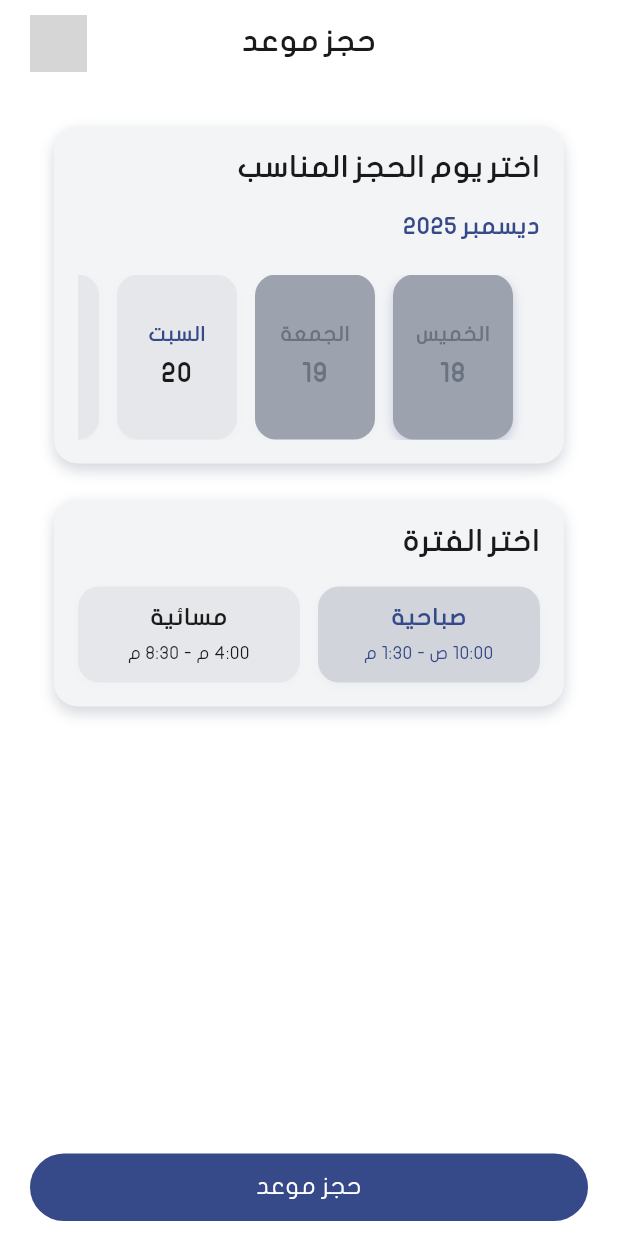
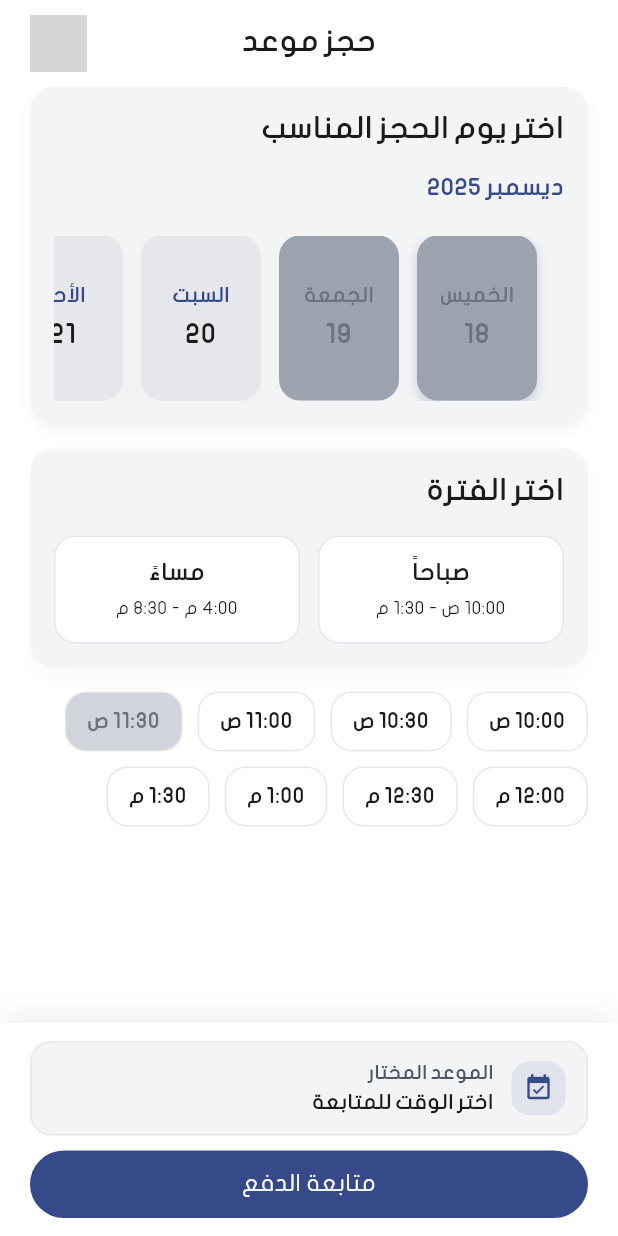
Before and after one commit to odaibishr/doctor_booking_system_with_ai, a Flutter app: the AppointmentView screen opened by its route, on a phone screen of 412 x 824 dp. Run offline on Flutter 3.47's test engine with Material 3 defaults, Android fonts, the phone set to English and light mode, and no system bars; drawn by our look-alikes of toastification; our stand-ins replace bloc, cached_network_image, carousel_slider, dartz, date_field, dio and 10 more; missing offline and left inert: data_connection_checker_tv, social_auth_buttons, svg_flutter; accounts and stored records are empty; project files that could hold a hidden picture were left out; grey boxes are pictures that could not be loaded.

Commit message:
Update UI for appointment feature

```diff
--- a/lib/features/appointment/presentation/appointment_view.dart
+++ b/lib/features/appointment/presentation/appointment_view.dart
@@ -1,23 +1,134 @@
+import 'package:doctor_booking_system_with_ai/core/notifications/notification_extensions.dart';
+import 'package:doctor_booking_system_with_ai/core/styles/app_colors.dart';
+import 'package:doctor_booking_system_with_ai/core/styles/font_styles.dart';
 import 'package:doctor_booking_system_with_ai/core/utils/app_router.dart';
 import 'package:doctor_booking_system_with_ai/core/widgets/main_button.dart';
 import 'package:doctor_booking_system_with_ai/features/appointment/presentation/widgets/appointment_view_body.dart';
 import 'package:flutter/material.dart';
 import 'package:go_router/go_router.dart';
+import 'package:intl/intl.dart';
 
-class AppointmentView extends StatelessWidget {
+class AppointmentView extends StatefulWidget {
   const AppointmentView({super.key});
+
+  @override
+  State<AppointmentView> createState() => _AppointmentViewState();
+}
+
+class _AppointmentViewState extends State<AppointmentView> {
+  DateTime _selectedDate = DateTime.now();
+  String? _selectedTime;
+
+  void _onDateSelected(DateTime date) {
+    setState(() => _selectedDate = date);
+  }
+
+  void _onTimeSelected(String time) {
+    setState(() => _selectedTime = time);
+  }
+
+  String _formatSelection() {
+    final date = DateFormat.yMMMMEEEEd('ar').format(_selectedDate);
+    final time = _selectedTime ?? '';
+    if (time.isEmpty) return date;
+    return '$date • $time';
+  }
 
   @override
   Widget build(BuildContext context) {
     return Scaffold(
-      body: SafeArea(child: AppointmentViewBody()),
+      body: SafeArea(
+        child: AppointmentViewBody(
+          onDateSelected: _onDateSelected,
+          onTimeSelected: _onTimeSelected,
+        ),
+      ),
       bottomNavigationBar: Container(
-        padding: const EdgeInsets.symmetric(horizontal: 20, vertical: 10),
-        child: MainButton(
-          text: 'حجز موعد',
-          onTap: () {
-            GoRouter.of(context).push(AppRouter.paymentViewRoute);
-          },
+        decoration: BoxDecoration(
+          color: AppColors.white,
+          boxShadow: [
+            BoxShadow(
+              color: Colors.black.withValues(alpha: 0.06),
+              blurRadius: 14,
+              offset: const Offset(0, -6),
+            ),
+          ],
+        ),
+        padding: const EdgeInsets.fromLTRB(20, 12, 20, 12),
+        child: SafeArea(
+          top: false,
+          child: Column(
+            mainAxisSize: MainAxisSize.min,
+            crossAxisAlignment: CrossAxisAlignment.stretch,
+            children: [
+              Container(
+                padding: const EdgeInsets.symmetric(
+                  horizontal: 14,
+                  vertical: 12,
+                ),
+                decoration: BoxDecoration(
+                  color: AppColors.gray100,
+                  borderRadius: BorderRadius.circular(14),
+                  border: Border.all(color: AppColors.gray200),
+                ),
+                child: Row(
+                  children: [
+                    Container(
+                      width: 36,
+                      height: 36,
+                      decoration: BoxDecoration(
+                        color: AppColors.primary.withValues(alpha: 0.1),
+                        borderRadius: BorderRadius.circular(12),
+                      ),
+                      child: const Icon(
+                        Icons.event_available,
+                        color: AppColors.primary,
+                        size: 20,
+                      ),
+                    ),
+                    const SizedBox(width: 12),
+                    Expanded(
+                      child: Column(
+                        crossAxisAlignment: CrossAxisAlignment.start,
+                        children: [
+                          Text(
+                            'الموعد المختار',
+                            style: FontStyles.body1.copyWith(
+                              color: AppColors.gray600,
+                              fontWeight: FontWeight.w600,
+                            ),
+                          ),
+                          const SizedBox(height: 2),
+                          Text(
+                            (_selectedTime ?? '').isEmpty
+                                ? 'اختر الوقت للمتابعة'
+                                : _formatSelection(),
+                            style: FontStyles.subTitle3.copyWith(
+                              color: AppColors.black,
+                              fontWeight: FontWeight.bold,
+                            ),
+                            maxLines: 2,
+                            overflow: TextOverflow.ellipsis,
+                          ),
+                        ],
+                      ),
+                    ),
+                  ],
+                ),
+              ),
+              const SizedBox(height: 10),
+              MainButton(
+                text: 'متابعة الدفع',
+                onTap: () {
+                  if ((_selectedTime ?? '').isEmpty) {
+                    context.showErrorToast('يرجى اختيار وقت مناسب أولاً');
+                    return;
+                  }
+                  GoRouter.of(context).push(AppRouter.paymentViewRoute);
+                },
+              ),
+            ],
+          ),
         ),
       ),
     );
--- a/lib/features/appointment/presentation/widgets/appointment_view_body.dart
+++ b/lib/features/appointment/presentation/widgets/appointment_view_body.dart
@@ -3,24 +3,42 @@ import 'package:doctor_booking_system_with_ai/features/appointment/presentation/
 import 'package:flutter/material.dart';
 
 class AppointmentViewBody extends StatelessWidget {
-  const AppointmentViewBody({super.key});
+  const AppointmentViewBody({
+    super.key,
+    required this.onDateSelected,
+    required this.onTimeSelected,
+  });
+
+  final ValueChanged<DateTime> onDateSelected;
+  final ValueChanged<String> onTimeSelected;
 
   @override
   Widget build(BuildContext context) {
-    return Padding(
+    return CustomScrollView(
+      physics: const BouncingScrollPhysics(),
+      slivers: [
+        SliverToBoxAdapter(
+          child: Padding(
             padding: const EdgeInsets.symmetric(horizontal: 20, vertical: 10),
-      child: Column(
-        children: [
-          CustomAppBar(
+            child: CustomAppBar(
               title: 'حجز موعد',
               isBackButtonVisible: true,
               isUserImageVisible: false,
               isHeartIconVisible: false,
             ),
-          const SizedBox(height: 20),
-          const DataBooking(),
+          ),
+        ),
+        SliverToBoxAdapter(
+          child: Padding(
+            padding: const EdgeInsets.symmetric(horizontal: 20),
+            child: DataBooking(
+              onDateSelected: onDateSelected,
+              onTimeSelected: onTimeSelected,
+            ),
+          ),
+        ),
+        const SliverToBoxAdapter(child: SizedBox(height: 20)),
       ],
-      ),
     );
   }
 }
--- a/lib/features/appointment/presentation/widgets/data_booking.dart
+++ b/lib/features/appointment/presentation/widgets/data_booking.dart
@@ -1,11 +1,13 @@
 import 'package:flutter/material.dart';
 import 'date_picker_card.dart';
 import 'time_period_selector.dart';
+import 'time_slot_selector.dart';
 
 class DataBooking extends StatefulWidget {
   final void Function(DateTime date)? onDateSelected;
+  final void Function(String time)? onTimeSelected;
 
-  const DataBooking({super.key, this.onDateSelected});
+  const DataBooking({super.key, this.onDateSelected, this.onTimeSelected});
 
   @override
   State<DataBooking> createState() => _DataBookingState();
@@ -13,29 +15,74 @@ class DataBooking extends StatefulWidget {
 
 class _DataBookingState extends State<DataBooking> {
   DateTime _selectedDate = DateTime.now();
+  String? _selectedPeriodKey;
+  String? _selectedTimeSlot;
 
   void _handleDateSelected(DateTime date) {
     setState(() => _selectedDate = date);
     widget.onDateSelected?.call(date);
   }
 
+  void _handlePeriodSelected(String periodKey) {
+    setState(() {
+      _selectedPeriodKey = periodKey;
+      _selectedTimeSlot = null;
+    });
+  }
+
+  void _handleTimeSelected(String timeSlot) {
+    setState(() => _selectedTimeSlot = timeSlot);
+    widget.onTimeSelected?.call(timeSlot);
+  }
+
+  List<String> _timeSlotsForPeriod(String? periodKey) {
+    if (periodKey == 'evening') {
+      return const [
+        '4:00 م',
+        '4:30 م',
+        '5:00 م',
+        '5:30 م',
+        '6:00 م',
+        '6:30 م',
+        '7:00 م',
+        '7:30 م',
+        '8:00 م',
+      ];
+    }
+    return const [
+      '10:00 ص',
+      '10:30 ص',
+      '11:00 ص',
+      '11:30 ص',
+      '12:00 م',
+      '12:30 م',
+      '1:00 م',
+      '1:30 م',
+    ];
+  }
+
   @override
   Widget build(BuildContext context) {
-    return SingleChildScrollView(
-      child: Padding(
-        padding: const EdgeInsets.all(16),
-        child: Column(
+    return Column(
       crossAxisAlignment: CrossAxisAlignment.stretch,
       children: [
         DatePickerCard(
           selectedDate: _selectedDate,
           onDateSelected: _handleDateSelected,
         ),
-            const SizedBox(height: 24),
-            const TimePeriodSelector(),
+        const SizedBox(height: 16),
+        TimePeriodSelector(
+          selectedPeriodKey: _selectedPeriodKey,
+          onPeriodSelected: _handlePeriodSelected,
+        ),
+        const SizedBox(height: 16),
+        TimeSlotSelector(
+          slots: _timeSlotsForPeriod(_selectedPeriodKey),
+          selectedSlot: _selectedTimeSlot,
+          onSelected: _handleTimeSelected,
+          disabledSlots: const {'11:30 ص', '6:30 م'},
+        ),
       ],
-        ),
-      ),
     );
   }
 }
--- a/lib/features/appointment/presentation/widgets/date_picker_card.dart
+++ b/lib/features/appointment/presentation/widgets/date_picker_card.dart
@@ -45,7 +45,7 @@ class _DatePickerCardState extends State<DatePickerCard> {
         borderRadius: BorderRadius.circular(16),
         boxShadow: [
           BoxShadow(
-            color: AppColors.gray300.withValues(alpha: 255),
+            color: AppColors.gray300.withValues(alpha: 0.25),
             blurRadius: 8,
             offset: const Offset(0, 4),
           ),
--- a/lib/features/appointment/presentation/widgets/day_item.dart
+++ b/lib/features/appointment/presentation/widgets/day_item.dart
@@ -38,8 +38,8 @@ class DayItem extends StatelessWidget {
                   SnackBar(
                     content: Text(
                       isWeekendDisabled
-                        ? 'لا يمكن الحجز يوم الخميس أو الجمعة'
-                        : 'هذا اليوم غير متاح للحجز',
+                          ? 'عذراً، لا يمكن الحجز في عطلة نهاية الأسبوع'
+                          : 'عذراً، هذا اليوم غير متاح للحجز',
                       textAlign: TextAlign.center,
                     ),
                     duration: const Duration(milliseconds: 900),
@@ -56,8 +56,6 @@ class DayItem extends StatelessWidget {
                 ? AppColors.gray400
                 : isSelected
                     ? AppColors.primary
-                : isToday
-                ? AppColors.gray200
                     : AppColors.gray200,
             borderRadius: BorderRadius.circular(14),
             border: isToday && !isSelected
--- a/lib/features/appointment/presentation/widgets/time_period_selector.dart
+++ b/lib/features/appointment/presentation/widgets/time_period_selector.dart
@@ -2,24 +2,15 @@ import 'package:doctor_booking_system_with_ai/core/styles/app_colors.dart';
 import 'package:doctor_booking_system_with_ai/core/styles/font_styles.dart';
 import 'package:flutter/material.dart';
 
-class TimePeriodSelector extends StatefulWidget {
-  final ValueChanged<String>? onPeriodSelected;
+class TimePeriodSelector extends StatelessWidget {
+  const TimePeriodSelector({
+    super.key,
+    required this.selectedPeriodKey,
+    required this.onPeriodSelected,
+  });
 
-  const TimePeriodSelector({super.key, this.onPeriodSelected});
-
-  @override
-  State<TimePeriodSelector> createState() => _TimePeriodSelectorState();
-}
-
-class _TimePeriodSelectorState extends State<TimePeriodSelector> {
-  String _selectedPeriod = '';
-
-  void _selectPeriod(String period) {
-    setState(() {
-      _selectedPeriod = period;
-    });
-    widget.onPeriodSelected?.call(period);
-  }
+  final String? selectedPeriodKey;
+  final ValueChanged<String> onPeriodSelected;
 
   @override
   Widget build(BuildContext context) {
@@ -30,9 +21,9 @@ class _TimePeriodSelectorState extends State<TimePeriodSelector> {
         borderRadius: BorderRadius.circular(16),
         boxShadow: [
           BoxShadow(
-            color: AppColors.gray300.withValues(alpha: 255),
-            blurRadius: 8,
-            offset: const Offset(0, 4),
+            color: AppColors.gray300.withValues(alpha: 0.15),
+            blurRadius: 10,
+            offset: const Offset(0, 6),
           ),
         ],
       ),
@@ -51,15 +42,15 @@ class _TimePeriodSelectorState extends State<TimePeriodSelector> {
           Row(
             children: [
               _periodCard(
-                title: 'صباحية',
+                title: 'صباحاً',
                 timeRange: '10:00 ص - 1:30 م',
-                periodKey: 'صباحية',
+                periodKey: 'morning',
               ),
               const SizedBox(width: 12),
               _periodCard(
-                title: 'مسائية',
+                title: 'مساءً',
                 timeRange: '4:00 م - 8:30 م',
-                periodKey: 'مسائية',
+                periodKey: 'evening',
               ),
             ],
           ),
@@ -73,29 +64,30 @@ class _TimePeriodSelectorState extends State<TimePeriodSelector> {
     required String timeRange,
     required String periodKey,
   }) {
-    final isSelected = _selectedPeriod == periodKey;
-    final bgColor = isSelected
-        ? AppColors.primary
-        : (periodKey == 'صباحية' ? AppColors.gray300 : AppColors.gray200);
-    final textColor = isSelected
-        ? AppColors.white
-        : (periodKey == 'صباحية' ? AppColors.primary : AppColors.black);
+    final isSelected = selectedPeriodKey == periodKey;
+    final bgColor = isSelected ? AppColors.primary : AppColors.white;
+    final textColor = isSelected ? AppColors.white : AppColors.black;
+    final borderColor = isSelected ? AppColors.primary : AppColors.gray200;
 
     return Expanded(
       child: GestureDetector(
-        onTap: () => _selectPeriod(periodKey),
-        child: Container(
-          height: 64,
+        onTap: () => onPeriodSelected(periodKey),
+        child: AnimatedContainer(
+          duration: const Duration(milliseconds: 220),
+          height: 72,
           decoration: BoxDecoration(
             color: bgColor,
             borderRadius: BorderRadius.circular(14),
-            boxShadow: [
-              BoxShadow(
-                color: bgColor.withValues(alpha: 0.25),
-                blurRadius: 4,
-                offset: const Offset(0, 2),
-              ),
-            ],
+            border: Border.all(color: borderColor),
+            boxShadow: isSelected
+                ? [
+                    BoxShadow(
+                      color: AppColors.primary.withValues(alpha: 0.24),
+                      blurRadius: 10,
+                      offset: const Offset(0, 6),
+                    ),
+                  ]
+                : null,
           ),
           child: Center(
             child: Column(
--- /dev/null
+++ b/lib/features/appointment/presentation/widgets/time_slot_selector.dart
@@ -0,0 +1,70 @@
+import 'package:doctor_booking_system_with_ai/core/styles/app_colors.dart';
+import 'package:doctor_booking_system_with_ai/core/styles/font_styles.dart';
+import 'package:flutter/material.dart';
+
+class TimeSlotSelector extends StatelessWidget {
+  const TimeSlotSelector({
+    super.key,
+    required this.slots,
+    required this.selectedSlot,
+    required this.onSelected,
+    this.disabledSlots = const {},
+  });
+
+  final List<String> slots;
+  final String? selectedSlot;
+  final ValueChanged<String> onSelected;
+  final Set<String> disabledSlots;
+
+  @override
+  Widget build(BuildContext context) {
+    return Wrap(
+      spacing: 10,
+      runSpacing: 10,
+      children: slots.map((slot) {
+        final isDisabled = disabledSlots.contains(slot);
+        final isSelected = selectedSlot == slot;
+
+        final bgColor =
+            isSelected
+                ? AppColors.primary
+                : isDisabled
+                ? AppColors.gray300
+                : AppColors.white;
+        final borderColor =
+            isSelected ? AppColors.primary : AppColors.gray200;
+        final textColor =
+            isSelected ? AppColors.white : AppColors.black;
+
+        return InkWell(
+          onTap: isDisabled ? null : () => onSelected(slot),
+          borderRadius: BorderRadius.circular(14),
+          child: Container(
+            padding: const EdgeInsets.symmetric(horizontal: 14, vertical: 10),
+            decoration: BoxDecoration(
+              color: bgColor,
+              borderRadius: BorderRadius.circular(14),
+              border: Border.all(color: borderColor),
+              boxShadow: isSelected
+                  ? [
+                      BoxShadow(
+                        color: AppColors.primary.withValues(alpha: 0.22),
+                        blurRadius: 8,
+                        offset: const Offset(0, 4),
+                      ),
+                    ]
+                  : null,
+            ),
+            child: Text(
+              slot,
+              style: FontStyles.subTitle3.copyWith(
+                color: isDisabled ? AppColors.gray500 : textColor,
+                fontWeight: FontWeight.w700,
+              ),
+            ),
+          ),
+        );
+      }).toList(),
+    );
+  }
+}
```
Lines whose indentation alone changed are shown as unchanged.
